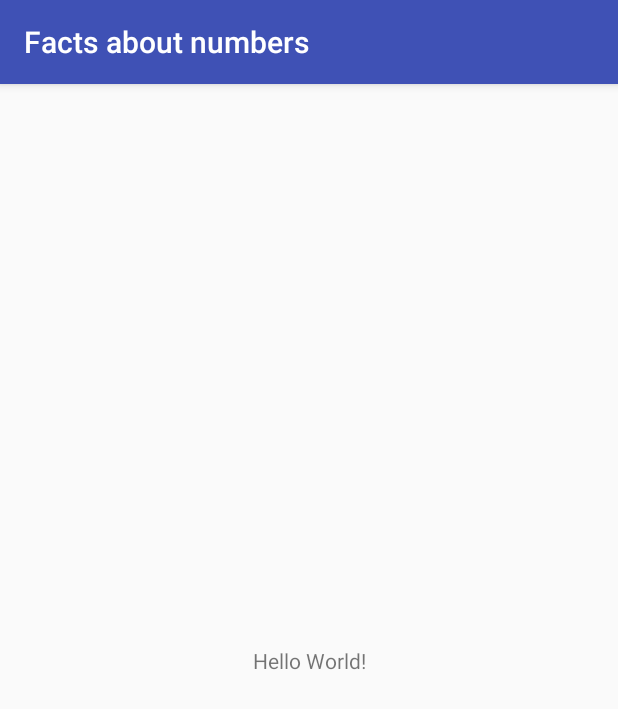
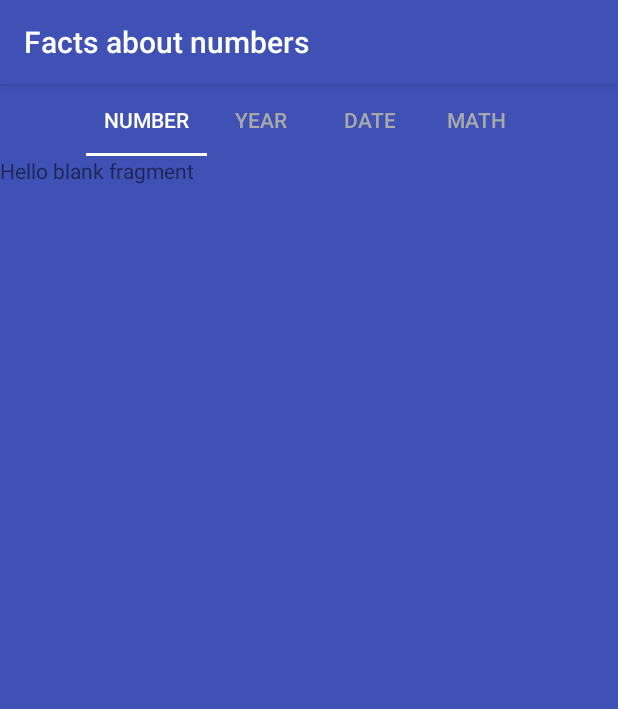
Before and after one commit to Bartek3/FactsAboutNumbers, an Android app: the screen it shows after launch (MainActivity), on a phone screen of 412 x 824 dp. Shown: the top 709 px of the screen. Run offline under Robolectric (Android 15) with nearby library versions, the phone set to English and light mode, and no system bars.

Commit message:
Szkielet graficzny aplikacji

```diff
--- a/app/build.gradle
+++ b/app/build.gradle
@@ -30,4 +30,6 @@ dependencies {
     testImplementation 'junit:junit:4.12'
     androidTestImplementation 'com.android.support.test:runner:1.0.2'
     androidTestImplementation 'com.android.support.test.espresso:espresso-core:3.0.1'
+    compile 'com.android.support:support-v4:27.1.1'
+    compile 'com.android.support:design:27.1.1'
 }
--- /dev/null
+++ b/app/src/main/java/com/bartek/factsaboutnumbers/CategoryFragmentPagerAdapter.java
@@ -0,0 +1,59 @@
+package com.bartek.factsaboutnumbers;
+
+import android.content.Context;
+import android.os.Bundle;
+import android.support.v4.app.Fragment;
+import android.support.v4.app.FragmentManager;
+import android.support.v4.app.FragmentPagerAdapter;
+
+/**
+ * Created by Bartek on 2018-07-31.
+ */
+
+public class CategoryFragmentPagerAdapter extends FragmentPagerAdapter {
+    final int PAGE_COUNT = 4;
+
+    private String tabTitles[] = new String[] { "Number", "Year", "Date", "Math" };
+    private Context mContext;
+
+    public CategoryFragmentPagerAdapter(FragmentManager fm) {
+        super(fm);
+    }
+
+    public CategoryFragmentPagerAdapter(FragmentManager fm, Context context) {
+        super(fm);
+        mContext = context;
+    }
+
+    @Override
+    public Fragment getItem(int position) {
+        if (position == 0) {
+            return new NumberFragment();
+        } else if (position == 1) {
+            return new YearFragment();
+        } else if (position == 2) {
+            return new DateFragment();
+        } else {
+            return new MathFragment();
+        }
+    }
+
+    @Override
+    public int getCount() {
+        return PAGE_COUNT;
+    }
+
+    @Override
+    public CharSequence getPageTitle(int position) {
+        if (position == 0) {
+            return mContext.getResources().getString(R.string.category_number);
+        } else if (position == 1) {
+            return mContext.getResources().getString(R.string.category_year);
+        } else if (position == 2) {
+            return mContext.getResources().getString(R.string.category_date);
+        } else {
+            return mContext.getResources().getString(R.string.category_math);
+        }
+    }
+
+}
--- a/app/src/main/java/com/bartek/factsaboutnumbers/MainActivity.java
+++ b/app/src/main/java/com/bartek/factsaboutnumbers/MainActivity.java
@@ -1,5 +1,7 @@
 package com.bartek.factsaboutnumbers;
 
+import android.support.design.widget.TabLayout;
+import android.support.v4.view.ViewPager;
 import android.support.v7.app.AppCompatActivity;
 import android.os.Bundle;
 
@@ -9,5 +11,10 @@ public class MainActivity extends AppCompatActivity {
     protected void onCreate(Bundle savedInstanceState) {
         super.onCreate(savedInstanceState);
         setContentView(R.layout.activity_main);
+
+        ViewPager viewPager = findViewById(R.id.viewpager);
+        viewPager.setAdapter(new CategoryFragmentPagerAdapter(getSupportFragmentManager(),MainActivity.this));
+        TabLayout tabLayout = findViewById(R.id.sliding_tabs);
+        tabLayout.setupWithViewPager(viewPager);
     }
 }
--- /dev/null
+++ b/app/src/main/java/com/bartek/factsaboutnumbers/NumberFragment.java
@@ -0,0 +1,18 @@
+package com.bartek.factsaboutnumbers;
+
+import android.os.Bundle;
+import android.support.v4.app.Fragment;
+import android.view.LayoutInflater;
+import android.view.View;
+import android.view.ViewGroup;
+
+public class NumberFragment extends Fragment {
+
+    @Override
+    public View onCreateView(LayoutInflater inflater, ViewGroup container,
+                             Bundle savedInstanceState) {
+        // Inflate the layout for this fragment
+        return inflater.inflate(R.layout.fragment_number, container, false);
+    }
+
+}
--- /dev/null
+++ b/app/src/main/java/com/bartek/factsaboutnumbers/YearFragment.java
@@ -0,0 +1,18 @@
+package com.bartek.factsaboutnumbers;
+
+import android.os.Bundle;
+import android.support.v4.app.Fragment;
+import android.view.LayoutInflater;
+import android.view.View;
+import android.view.ViewGroup;
+
+public class YearFragment extends Fragment {
+
+    @Override
+    public View onCreateView(LayoutInflater inflater, ViewGroup container,
+                             Bundle savedInstanceState) {
+        // Inflate the layout for this fragment
+        return inflater.inflate(R.layout.fragment_year, container, false);
+    }
+
+}
--- a/app/src/main/res/layout/activity_main.xml
+++ b/app/src/main/res/layout/activity_main.xml
@@ -1,18 +1,27 @@
-<?xml version="1.0" encoding="utf-8"?>
-<android.support.constraint.ConstraintLayout xmlns:android="http://schemas.android.com/apk/res/android"
+<LinearLayout
+    xmlns:android="http://schemas.android.com/apk/res/android"
+    xmlns:tools="http://schemas.android.com/tools"
     xmlns:app="http://schemas.android.com/apk/res-auto"
-    xmlns:tools="http://schemas.android.com/tools"
     android:layout_width="match_parent"
     android:layout_height="match_parent"
-    tools:context=".MainActivity">
+    android:orientation="vertical"
+    android:background="@color/primary_color"
+    tools:context="com.bartek.factsaboutnumbers.MainActivity">
 
-    <TextView
+    <android.support.design.widget.TabLayout
+        android:id="@+id/sliding_tabs"
         android:layout_width="wrap_content"
         android:layout_height="wrap_content"
-        android:text="Hello World!"
-        app:layout_constraintBottom_toBottomOf="parent"
-        app:layout_constraintLeft_toLeftOf="parent"
-        app:layout_constraintRight_toRightOf="parent"
-        app:layout_constraintTop_toTopOf="parent" />
+        android:layout_gravity="center_horizontal"
+        app:tabTextColor="@android:color/darker_gray"
+        app:tabSelectedTextColor="@android:color/white"
+        app:tabIndicatorColor="@android:color/white"
+        app:tabMode="scrollable"/>
 
-</android.support.constraint.ConstraintLayout>
+    <android.support.v4.view.ViewPager
+        android:id="@+id/viewpager"
+        android:layout_width="match_parent"
+        android:layout_height="match_parent"/>
+
+
+</LinearLayout>
--- /dev/null
+++ b/app/src/main/res/layout/fragment_number.xml
@@ -0,0 +1,14 @@
+<?xml version="1.0" encoding="utf-8"?>
+<FrameLayout xmlns:android="http://schemas.android.com/apk/res/android"
+    xmlns:tools="http://schemas.android.com/tools"
+    android:layout_width="match_parent"
+    android:layout_height="match_parent"
+    tools:context=".NumberFragment">
+
+    <!-- TODO: Update blank fragment layout -->
+    <TextView
+        android:layout_width="match_parent"
+        android:layout_height="match_parent"
+        android:text="@string/hello_blank_fragment" />
+
+</FrameLayout>
--- a/app/src/main/res/values/colors.xml
+++ b/app/src/main/res/values/colors.xml
@@ -1,6 +1,7 @@
 <?xml version="1.0" encoding="utf-8"?>
 <resources>
     <color name="colorPrimary">#3F51B5</color>
+    <color name="primary_color">#3F51B5</color>
     <color name="colorPrimaryDark">#303F9F</color>
     <color name="colorAccent">#FF4081</color>
 </resources>
--- a/app/src/main/res/values/strings.xml
+++ b/app/src/main/res/values/strings.xml
@@ -1,3 +1,10 @@
 <resources>
     <string name="app_name">Facts about numbers</string>
+    <string name="category_number">Number</string>
+    <string name="category_year">Year</string>
+    <string name="category_date">Date</string>
+    <string name="category_math">Math</string>
+
+    <!-- TODO: Remove or change this placeholder text -->
+    <string name="hello_blank_fragment">Hello blank fragment</string>
 </resources>
```
Also changed, not shown: app/src/main/java/com/bartek/factsaboutnumbers/DateFragment.java (added, +18 -0 lines), app/src/main/java/com/bartek/factsaboutnumbers/MathFragment.java (added, +18 -0 lines), app/src/main/res/layout/fragment_date.xml (added, +14 -0 lines), app/src/main/res/layout/fragment_math.xml (added, +14 -0 lines), app/src/main/res/layout/fragment_year.xml (added, +14 -0 lines), app/src/main/res/values/styles.xml (+15 -0 lines).
